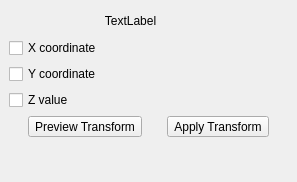
Before: the Qt Designer form src/ui/mesh/qgsmeshtransformcoordinatesdockwidgetbase.ui in nextgis/nextgisqgis, drawn with Qt 5.
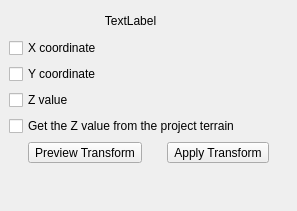
After: the same form once the commit is applied. Icons and pictures are not drawn. Custom widgets are drawn as their Qt base class.

The edit to the form file:
```diff
--- a/src/ui/mesh/qgsmeshtransformcoordinatesdockwidgetbase.ui
+++ b/src/ui/mesh/qgsmeshtransformcoordinatesdockwidgetbase.ui
@@ -7,7 +7,7 @@
     <x>0</x>
     <y>0</y>
     <width>297</width>
-    <height>182</height>
+    <height>211</height>
    </rect>
   </property>
   <property name="floating">
@@ -35,7 +35,14 @@
       </property>
      </widget>
     </item>
-    <item row="4" column="0" colspan="2">
+    <item row="4" column="0">
+     <widget class="QCheckBox" name="mCheckBoxZFromProjectTerrain">
+      <property name="text">
+       <string>Get the Z value from the project terrain</string>
+      </property>
+     </widget>
+    </item>
+    <item row="5" column="0" colspan="2">
      <layout class="QHBoxLayout" name="horizontalLayout">
       <property name="sizeConstraint">
        <enum>QLayout::SetDefaultConstraint</enum>
@@ -137,7 +144,7 @@
       </item>
      </layout>
     </item>
-    <item row="5" column="0">
+    <item row="6" column="0">
      <spacer name="verticalSpacer">
       <property name="orientation">
        <enum>Qt::Vertical</enum>
```
Left out of the diff: 30 changed lines with no effect on the pictures.
